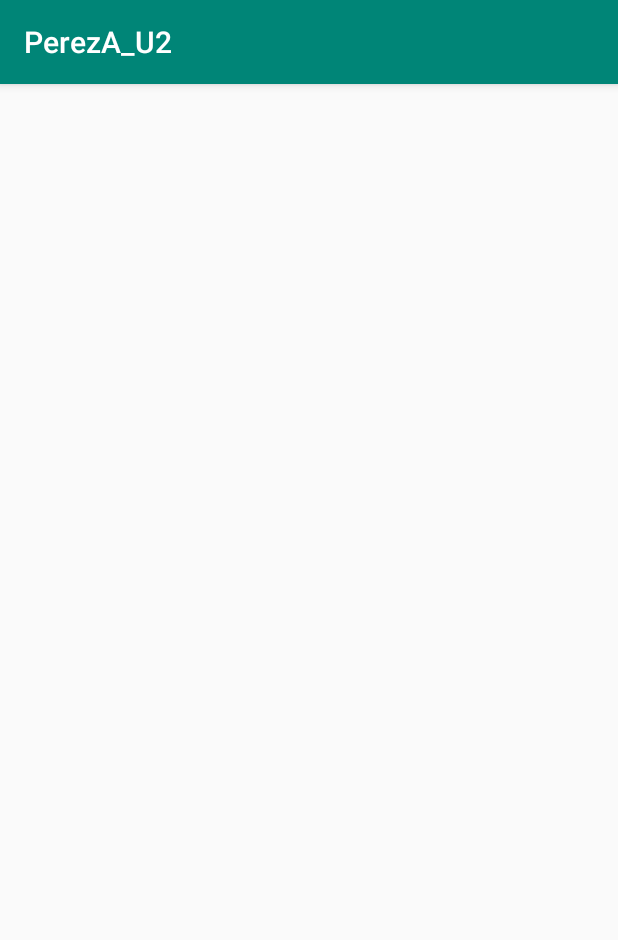
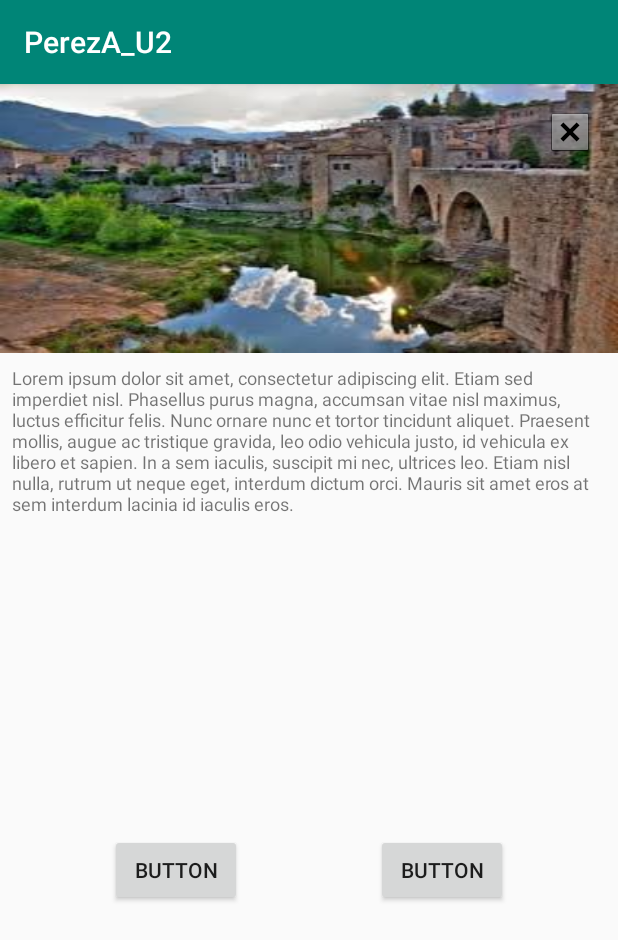
Before and after one commit to snksnake/PerezA_U2, an Android app: the fragment Tab2 shown on its own in the app's theme, on a phone screen of 412 x 824 dp. Shown: the top 940 px of the screen. Run offline under Robolectric (Android 15) with nearby library versions, the phone set to English and light mode, and no system bars.

Commit message:
P1 and P2 completed

```diff
--- a/app/src/main/java/fpa/pereza_u2/MainActivity.java
+++ b/app/src/main/java/fpa/pereza_u2/MainActivity.java
@@ -20,11 +20,11 @@ public class MainActivity extends AppCompatActivity {
 
         tabHost.addTab(tabHost.newTabSpec("tab1").setIndicator("Aster"),
                 Tab1.class, null);
-        tabHost.addTab(tabHost.newTabSpec("tab2").setIndicator("Tab1"),
+        tabHost.addTab(tabHost.newTabSpec("tab2").setIndicator("Ej1"),
                 Tab2.class, null);
-        tabHost.addTab(tabHost.newTabSpec("tab3").setIndicator("Tab2"),
+        tabHost.addTab(tabHost.newTabSpec("tab3").setIndicator("Ej2"),
                 Tab3.class, null);
-        tabHost.addTab(tabHost.newTabSpec("tab4").setIndicator("Tab3"),
+        tabHost.addTab(tabHost.newTabSpec("tab4").setIndicator("Ej3"),
                 Tab4.class, null);
 
     }
--- a/app/src/main/res/layout/tab2_view.xml
+++ b/app/src/main/res/layout/tab2_view.xml
@@ -1,11 +1,74 @@
 <?xml version="1.0" encoding="utf-8"?>
-<android.support.constraint.ConstraintLayout
-    xmlns:android="http://schemas.android.com/apk/res/android" android:layout_width="match_parent"
+<android.support.constraint.ConstraintLayout xmlns:android="http://schemas.android.com/apk/res/android"
+    xmlns:app="http://schemas.android.com/apk/res-auto"
+    xmlns:tools="http://schemas.android.com/tools"
+    android:layout_width="match_parent"
     android:layout_height="match_parent">
 
-    <TextView
+    <ImageView
+        android:id="@+id/imageView"
         android:layout_width="match_parent"
         android:layout_height="wrap_content"
-        android:text=""/>
+        android:scaleType="fitXY"
+        app:layout_constraintEnd_toEndOf="parent"
+        app:layout_constraintStart_toStartOf="parent"
+        app:layout_constraintTop_toTopOf="parent"
+        app:srcCompat="@drawable/paisaje" />
+
+    <ImageView
+        android:id="@+id/imageView3"
+        android:layout_width="wrap_content"
+        android:layout_height="wrap_content"
+        android:layout_marginTop="16dp"
+        android:layout_marginEnd="16dp"
+        app:layout_constraintEnd_toEndOf="parent"
+        app:layout_constraintTop_toTopOf="parent"
+        app:srcCompat="@android:drawable/btn_dialog" />
+
+    <TextView
+        android:id="@+id/textView"
+        android:layout_width="match_parent"
+        android:layout_height="wrap_content"
+        android:layout_marginStart="8dp"
+        android:layout_marginTop="8dp"
+        android:layout_marginEnd="8dp"
+        android:text="@string/lorem_ipsum"
+        android:textSize="12sp"
+        app:layout_constraintEnd_toEndOf="parent"
+        app:layout_constraintStart_toStartOf="parent"
+        app:layout_constraintTop_toBottomOf="@+id/imageView" />
+
+    <android.support.constraint.Guideline
+        android:id="@+id/guideline2"
+        android:layout_width="wrap_content"
+        android:layout_height="wrap_content"
+        android:orientation="horizontal"
+        app:layout_constraintGuide_begin="305dp" />
+
+    <Button
+        android:id="@+id/button3"
+        android:layout_width="wrap_content"
+        android:layout_height="wrap_content"
+        android:layout_marginStart="8dp"
+        android:layout_marginEnd="16dp"
+        android:layout_marginBottom="8dp"
+        android:text="Button"
+        app:layout_constraintBottom_toBottomOf="parent"
+        app:layout_constraintEnd_toStartOf="@+id/button4"
+        app:layout_constraintStart_toStartOf="parent"
+        app:layout_constraintTop_toBottomOf="@+id/textView" />
+
+    <Button
+        android:id="@+id/button4"
+        android:layout_width="wrap_content"
+        android:layout_height="wrap_content"
+        android:layout_marginStart="8dp"
+        android:layout_marginEnd="8dp"
+        android:layout_marginBottom="8dp"
+        android:text="Button"
+        app:layout_constraintBottom_toBottomOf="parent"
+        app:layout_constraintEnd_toEndOf="parent"
+        app:layout_constraintStart_toEndOf="@+id/button3"
+        app:layout_constraintTop_toBottomOf="@+id/textView" />
 
 </android.support.constraint.ConstraintLayout>
--- a/app/src/main/res/values/strings.xml
+++ b/app/src/main/res/values/strings.xml
@@ -5,4 +5,8 @@
     <string name="conftext">Configuration</string>
     <string name="about">About</string>
     <string name="exit">Exit</string>
+    <string name="lorem_ipsum">Lorem ipsum dolor sit amet, consectetur adipiscing elit. Etiam sed imperdiet nisl. Phasellus purus magna, accumsan vitae nisl maximus, luctus efficitur felis. Nunc ornare nunc et tortor tincidunt aliquet. Praesent mollis, augue ac tristique gravida, leo odio vehicula justo, id vehicula ex libero et sapien. In a sem iaculis, suscipit mi nec, ultrices leo. Etiam nisl nulla, rutrum ut neque eget, interdum dictum orci. Mauris sit amet eros at sem interdum lacinia id iaculis eros.</string>
+    <string name="btn_ej2">Press me!</string>
+    <string name="btn_ej2_message">You have pressed button</string>
+    <string name="btn_ej2_message2">times</string>
 </resources>
```
Also changed, not shown: app/src/main/java/fpa/pereza_u2/Tab3.java (+14 -2 lines), app/src/main/java/fpa/pereza_u2/Tab4.java (+11 -9 lines), app/src/main/res/drawable/rounded_button.xml (added, +10 -0 lines), app/src/main/res/layout/tab1_view_portrait.xml (+9 -10 lines), app/src/main/res/layout/tab3_view.xml (+17 -4 lines), app/src/main/res/values/styles.xml (+16 -0 lines), app/src/main/res/drawable/paisaje.jpg (added), 1 other file.
